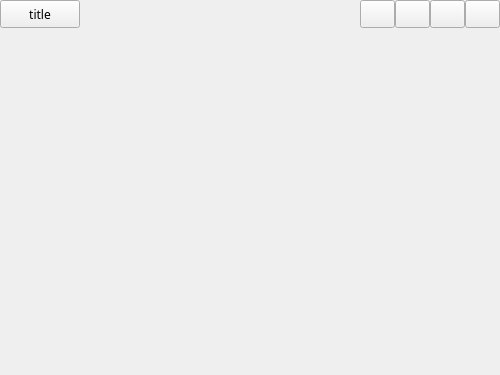
Old version of the form Tools/Main/src/UI/MainWindow/mainwindow.ui in the repository lesliefish/Qt.
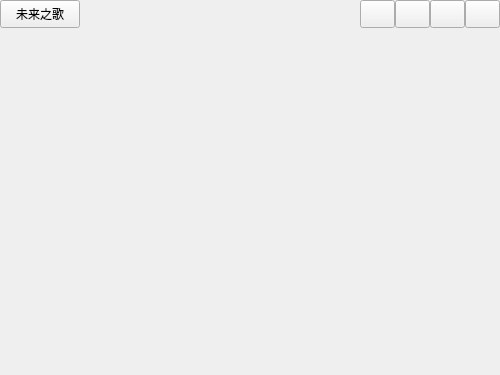
New version of the form.

Diff of the .ui file:
```diff
--- a/Tools/Main/src/UI/MainWindow/mainwindow.ui
+++ b/Tools/Main/src/UI/MainWindow/mainwindow.ui
@@ -104,7 +104,7 @@
              </font>
             </property>
             <property name="text">
-             <string>title</string>
+             <string>未来之歌</string>
             </property>
            </widget>
           </item>
```
